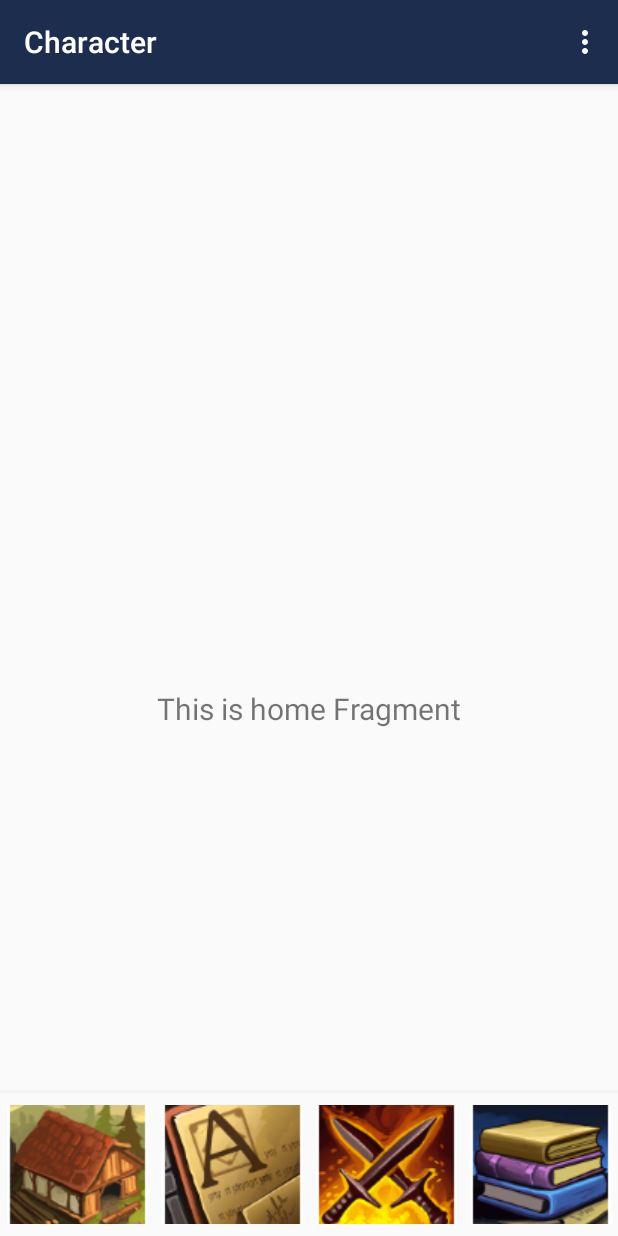
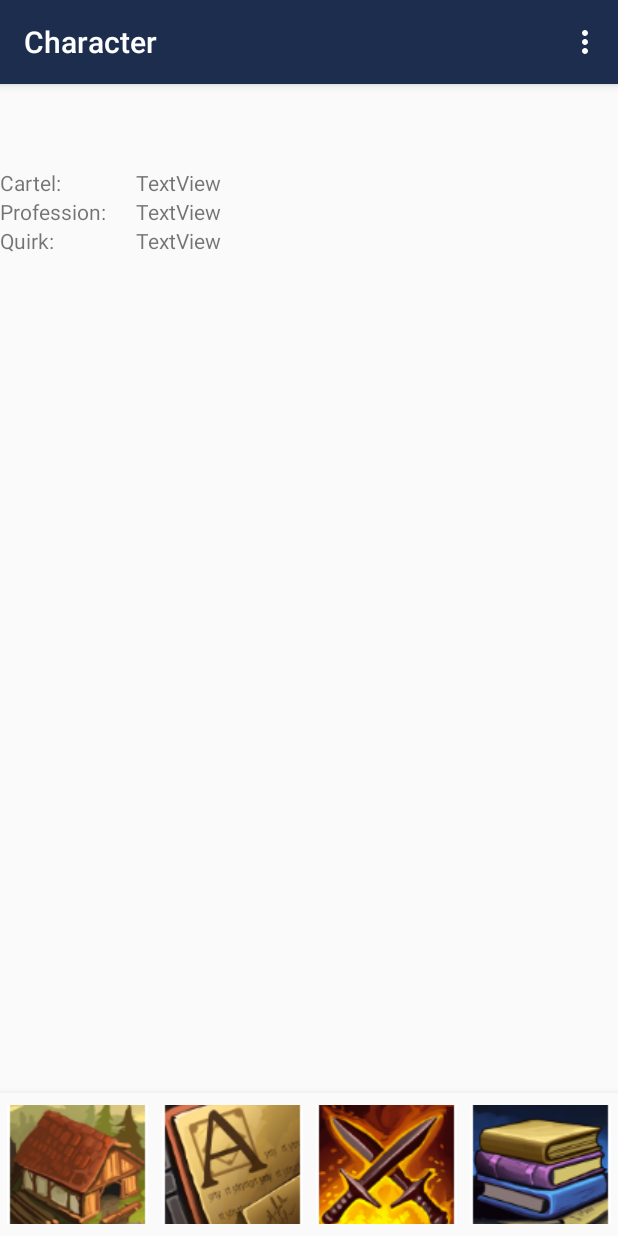
Before and after one commit to ikarian7/FinalApp, an Android app: the screen it shows after launch (MainActivity), on a phone screen of 412 x 824 dp. Run offline under Robolectric (Android 15) with nearby library versions, the phone set to English and light mode, and no system bars; our stand-ins replace navigation-ui; 2 statements that could not run were skipped.

Commit message:
lay-out home

```diff
--- a/FinalApp/app/src/main/res/layout/fragment_home.xml
+++ b/FinalApp/app/src/main/res/layout/fragment_home.xml
@@ -6,17 +6,86 @@
     android:layout_height="match_parent"
     tools:context=".ui.home.HomeFragment">
 
-    <TextView
-        android:id="@+id/text_home"
+    <LinearLayout
+        android:id="@+id/HomeLL"
         android:layout_width="match_parent"
-        android:layout_height="wrap_content"
-        android:layout_marginStart="8dp"
-        android:layout_marginTop="8dp"
-        android:layout_marginEnd="8dp"
-        android:textAlignment="center"
-        android:textSize="20sp"
+        android:layout_height="match_parent"
+        android:orientation="vertical"
         app:layout_constraintBottom_toBottomOf="parent"
         app:layout_constraintEnd_toEndOf="parent"
         app:layout_constraintStart_toStartOf="parent"
-        app:layout_constraintTop_toTopOf="parent" />
+        app:layout_constraintTop_toTopOf="parent">
+
+        <LinearLayout
+            android:id="@+id/generalLL"
+            android:layout_width="match_parent"
+            android:layout_height="match_parent"
+            android:orientation="vertical">
+
+            <LinearLayout
+                android:layout_width="match_parent"
+                android:layout_height="wrap_content"
+                android:layout_weight="0"
+                android:orientation="horizontal">
+
+                <TextView
+                    android:id="@+id/TVCartelname"
+                    android:layout_width="61dp"
+                    android:layout_height="wrap_content"
+                    android:layout_weight="1"
+                    android:text="@string/Cartel" />
+
+                <TextView
+                    android:id="@+id/textView4"
+                    android:layout_width="wrap_content"
+                    android:layout_height="wrap_content"
+                    android:layout_weight="9"
+                    android:text="TextView" />
+
+            </LinearLayout>
+
+            <LinearLayout
+                android:layout_width="match_parent"
+                android:layout_height="wrap_content"
+                android:layout_weight="0"
+                android:orientation="horizontal">
+
+                <TextView
+                    android:id="@+id/TVProfessionname"
+                    android:layout_width="61dp"
+                    android:layout_height="wrap_content"
+                    android:layout_weight="1"
+                    android:text="@string/profession" />
+
+                <TextView
+                    android:id="@+id/textView5"
+                    android:layout_width="wrap_content"
+                    android:layout_height="wrap_content"
+                    android:layout_weight="9"
+                    android:text="TextView" />
+            </LinearLayout>
+
+            <LinearLayout
+                android:layout_width="match_parent"
+                android:layout_height="wrap_content"
+                android:layout_weight="0"
+                android:orientation="horizontal">
+
+                <TextView
+                    android:id="@+id/TVQuirkname"
+                    android:layout_width="61dp"
+                    android:layout_height="wrap_content"
+                    android:layout_weight="1"
+                    android:text="@string/quirk" />
+
+                <TextView
+                    android:id="@+id/textView6"
+                    android:layout_width="wrap_content"
+                    android:layout_height="wrap_content"
+                    android:layout_weight="9"
+                    android:text="TextView" />
+            </LinearLayout>
+
+        </LinearLayout>
+    </LinearLayout>
 </androidx.constraintlayout.widget.ConstraintLayout>
--- a/FinalApp/app/src/main/res/layout/fragment_info.xml
+++ b/FinalApp/app/src/main/res/layout/fragment_info.xml
@@ -6,17 +6,13 @@
     android:layout_height="match_parent"
     tools:context=".ui.info.InfoFragment">
 
-    <TextView
-        android:id="@+id/text_dashboard"
+    <LinearLayout
+        android:id="@+id/infoLL"
         android:layout_width="match_parent"
-        android:layout_height="wrap_content"
-        android:layout_marginStart="8dp"
-        android:layout_marginTop="8dp"
-        android:layout_marginEnd="8dp"
-        android:textAlignment="center"
-        android:textSize="20sp"
-        app:layout_constraintBottom_toBottomOf="parent"
+        android:layout_height="match_parent"
+        android:orientation="vertical"
         app:layout_constraintEnd_toEndOf="parent"
         app:layout_constraintStart_toStartOf="parent"
-        app:layout_constraintTop_toTopOf="parent" />
+        app:layout_constraintTop_toTopOf="parent"/>
+
 </androidx.constraintlayout.widget.ConstraintLayout>
```
